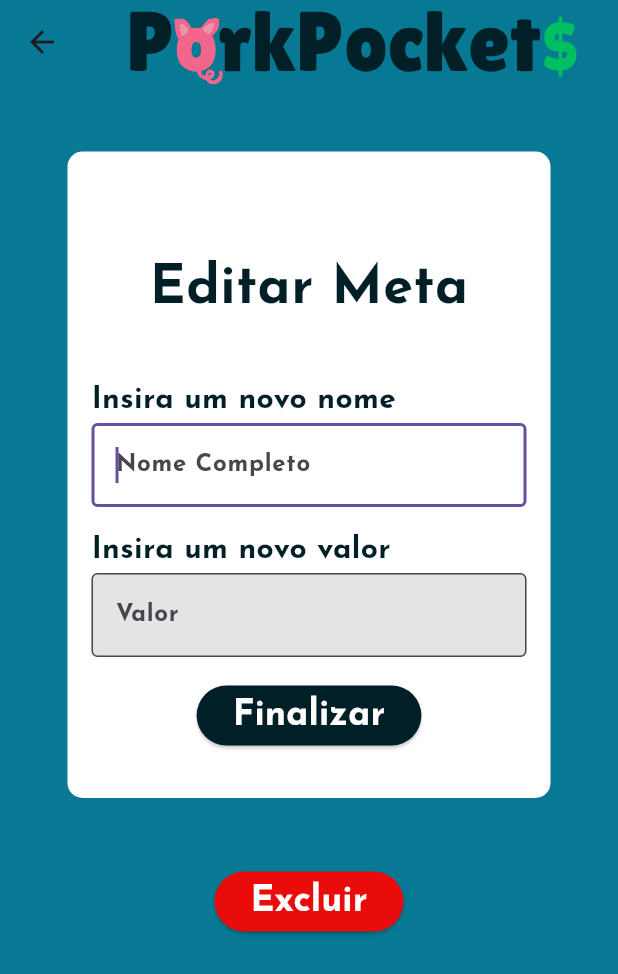
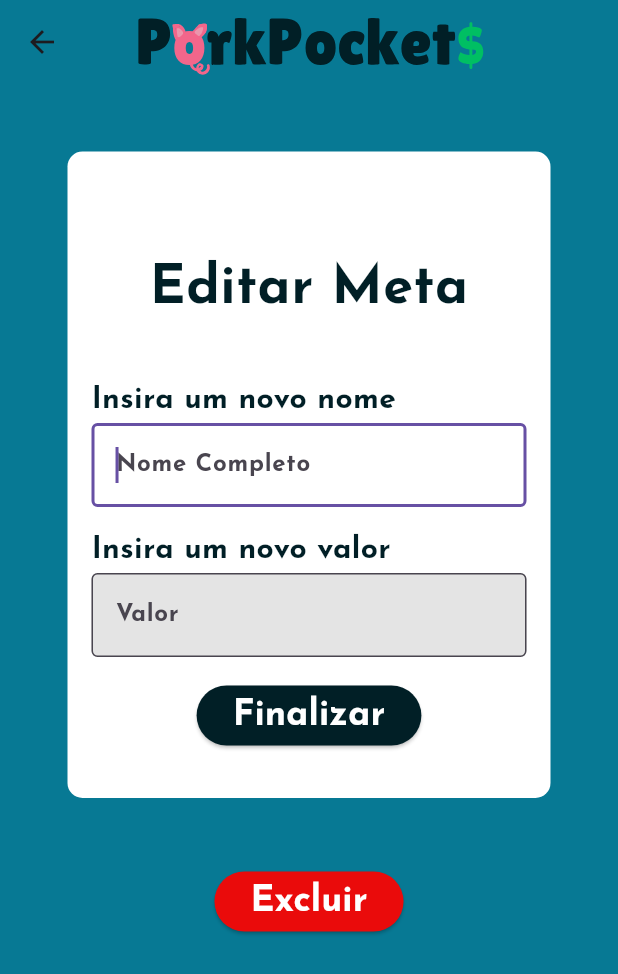
Before and after one commit to IgorLorentz/PorkPockets, a Flutter app: the EditMetaPage screen opened directly, on a phone screen of 412 x 824 dp. Shown: the top 974 px of the screen. Run offline on Flutter 3.47's test engine with Material 3 defaults, Android fonts, the phone set to English and light mode, and no system bars; our stand-ins replace flutter_svg.

Commit message:
Updated svg size.

```diff
--- a/pork_pockets_app/lib/util/appbar.dart
+++ b/pork_pockets_app/lib/util/appbar.dart
@@ -7,6 +7,9 @@ AppBar appBar() {
     backgroundColor: Paleta.bgColor,
     elevation: 0,
     centerTitle: true,
-    title: SvgPicture.asset('assets/images/PorkPockets.svg'),
+    title: SvgPicture.asset(
+      'assets/images/PorkPockets.svg',
+      height: 70,
+    ),
   );
 }
```
